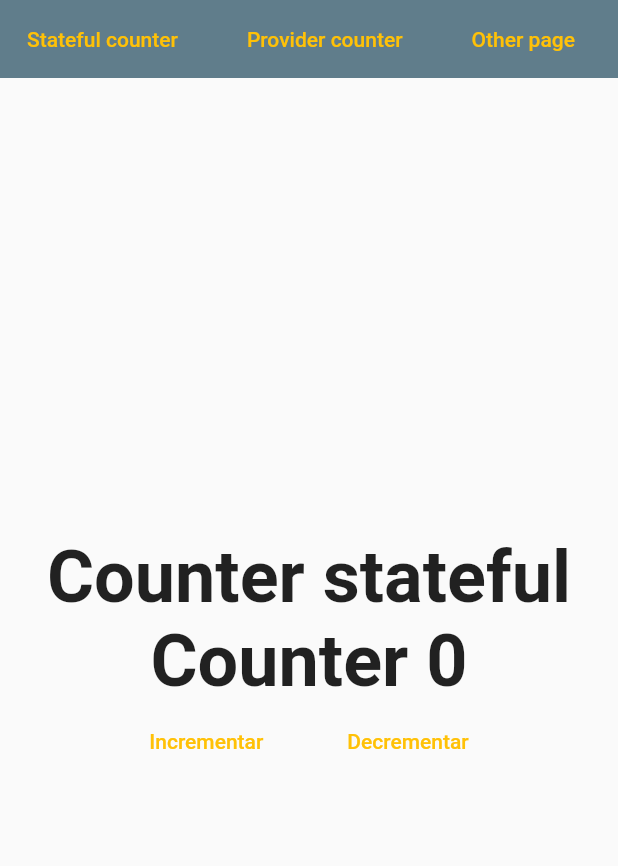
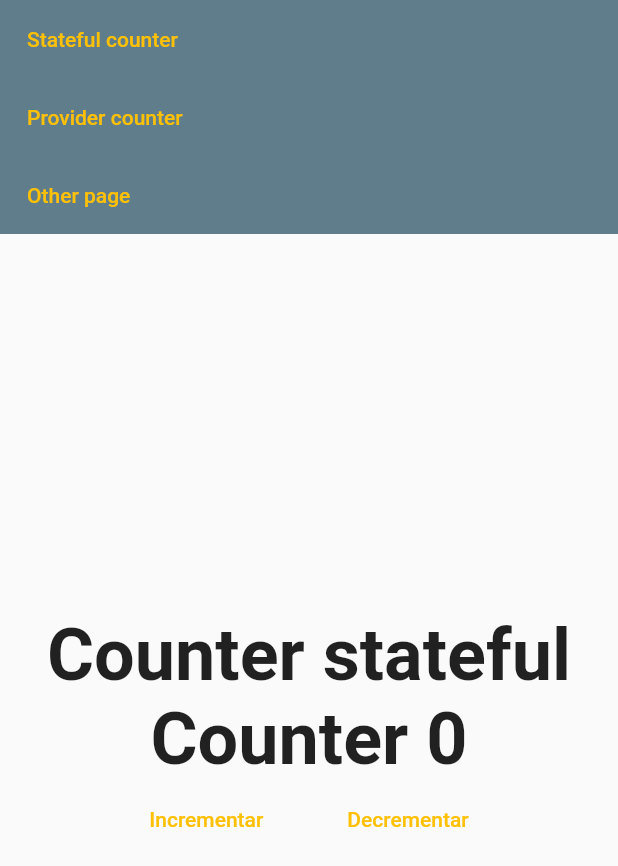
Before and after one commit to IdGalarzaSa/FlutterWebBasicsRoutes, a Flutter app: the screen it shows after launch, on a phone screen of 412 x 824 dp. Shown: the top 866 px of the screen. Run offline on Flutter 3.47's test engine with Material 2 defaults, Android fonts, the phone set to English and light mode, and no system bars; our stand-ins replace get_it.

Commit message:
responsive menu

```diff
--- a/lib/ui/shared/custom_app_menu.dart
+++ b/lib/ui/shared/custom_app_menu.dart
@@ -6,6 +6,17 @@ import 'package:flutter_web_basics/ui/views/counter_provider_view.dart';
 import 'package:flutter_web_basics/ui/views/counter_stateful_view.dart';
 
 class CustomAppMenu extends StatelessWidget {
+  @override
+  Widget build(BuildContext context) {
+    return LayoutBuilder(
+      builder: (_, BoxConstraints constraints) {
+        return constraints.maxWidth > 520 ? _HorizontalMenu() : _VerticalMenu();
+      },
+    );
+  }
+}
+
+class _HorizontalMenu extends StatelessWidget {
   @override
   Widget build(BuildContext context) {
     return Container(
@@ -37,3 +48,52 @@ class CustomAppMenu extends StatelessWidget {
     );
   }
 }
+
+class _VerticalMenu extends StatelessWidget {
+  @override
+  Widget build(BuildContext context) {
+    return Container(
+      color: Colors.blueGrey,
+      child: Container(
+        width: double.infinity,
+        child: Column(
+          crossAxisAlignment: CrossAxisAlignment.start,
+          children: [
+            Container(
+              width: double.infinity,
+              child: CustomTextButton(
+                buttonFunction: () =>
+                    // Navigator.pushNamed(context, CounterStatefulView.ROUTE_NAME),
+                    locator<NavigationService>()
+                        .navigateTo(CounterStatefulView.ROUTE_NAME),
+                buttonText: "Stateful counter",
+                textAlignment: Alignment.centerLeft,
+              ),
+            ),
+            SizedBox(width: 10),
+            Container(
+              width: double.infinity,
+              child: CustomTextButton(
+                buttonFunction: () => locator<NavigationService>()
+                    .navigateTo(CounterProviderView.ROUTE_NAME),
+                buttonText: "Provider counter",
+                textAlignment: Alignment.centerLeft,
+              ),
+            ),
+            SizedBox(width: 10),
+            Container(
+              width: double.infinity,
+              child: CustomTextButton(
+                buttonFunction: () =>
+                    locator<NavigationService>().navigateTo("/ddasda1232132"),
+                buttonText: "Other page",
+                textAlignment: Alignment.centerLeft,
+              ),
+            ),
+            SizedBox(width: 10)
+          ],
+        ),
+      ),
+    );
+  }
+}
--- a/lib/ui/shared/custom_text_button.dart
+++ b/lib/ui/shared/custom_text_button.dart
@@ -4,12 +4,14 @@ class CustomTextButton extends StatelessWidget {
   final Function buttonFunction;
   final String buttonText;
   final Color buttonColor;
+  final AlignmentGeometry textAlignment;
 
   const CustomTextButton({
     Key? key,
     required this.buttonFunction,
     required this.buttonText,
     this.buttonColor = Colors.amber,
+    this.textAlignment = Alignment.center,
   }) : super(key: key);
 
   @override
@@ -17,6 +19,7 @@ class CustomTextButton extends StatelessWidget {
     return TextButton(
       style: TextButton.styleFrom(
         primary: this.buttonColor,
+        alignment: textAlignment,
       ),
       onPressed: () => this.buttonFunction(),
       child: Padding(padding: EdgeInsets.all(10), child: Text(this.buttonText)),
```
